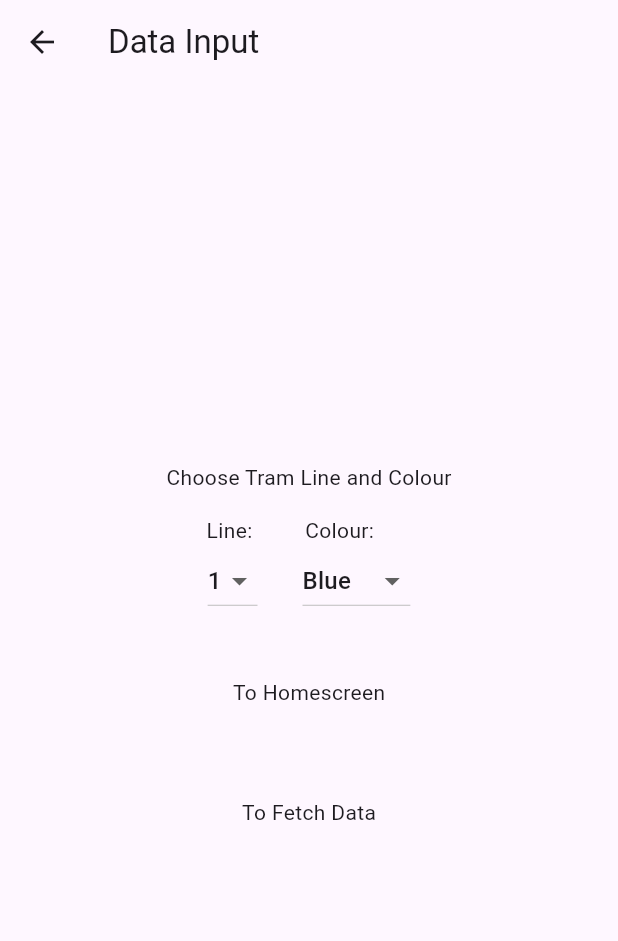
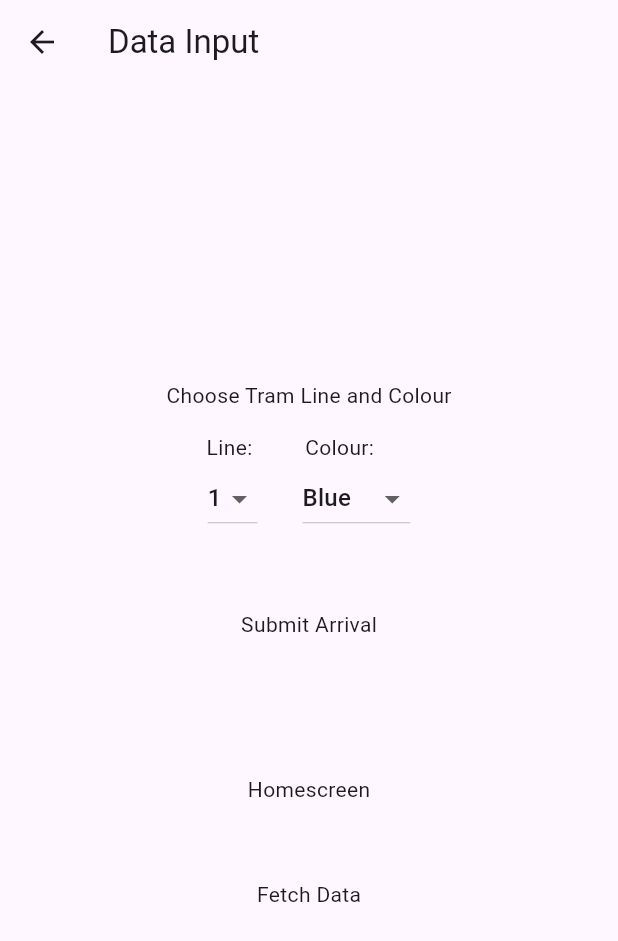
Before and after one commit to LinlyBoi/witl-flutter, a Flutter app: the screen it shows after launch, after a tap on "To Input Data", on a phone screen of 412 x 824 dp. Shown: the top 941 px of the screen. Run offline on Flutter 3.47's test engine with Material 3 defaults, Android fonts, the phone set to English and light mode, and no system bars.

Commit message:
Submit Button, Navigation Changes

```diff
--- a/lib/input_data.dart
+++ b/lib/input_data.dart
@@ -1,6 +1,5 @@
 import 'package:flutter/material.dart';
-import 'package:witl/fetcher.dart';
-import 'package:witl/home_screen.dart';
+import 'package:intl/intl.dart';
 
 class InputData extends StatefulWidget {
   const InputData({super.key});
@@ -13,6 +12,9 @@ class _InputDataState extends State<InputData> {
   late String selectedColor = 'Blue'; // Default color
   late String selectedLine = '1'; // Default line
 
+  DateTime now = DateTime.now();
+  String formattedDate = DateFormat('kk:mm:ss \n EEE d MMM').format(DateTime.now());
+
   @override
   Widget build(BuildContext context) {
     return Scaffold(
@@ -23,7 +25,9 @@ class _InputDataState extends State<InputData> {
         mainAxisAlignment: MainAxisAlignment.center,
         children: [
           const Text("Choose Tram Line and Colour"),
+
           const SizedBox(height: 15),
+
           const Row(
             mainAxisAlignment: MainAxisAlignment.center,
             children: [
@@ -33,6 +37,7 @@ class _InputDataState extends State<InputData> {
               SizedBox(width: 25),
             ],
           ),
+
           Row(
             mainAxisAlignment: MainAxisAlignment.center,
             children: [
@@ -67,29 +72,55 @@ class _InputDataState extends State<InputData> {
               ),
             ],
           ),
-          const SizedBox(height: 20),
+
+          const SizedBox(height: 30),
+
           InkWell(
             onTap: () {
-              Navigator.push(
+              // Grab Data from Dropdowns
+              selectedColor;
+              selectedLine;
+
+              // Grab Time
+              formattedDate;
+
+              // Send
+              //lingy plez
+            },
+            child: Container(
+              padding: const EdgeInsets.all(20.0),
+              child: const Text("Submit Arrival"),
+            ),
+          ),
+
+          const SizedBox(height: 50),
+
+          InkWell(
+            onTap: () {
+              Navigator.pushNamedAndRemoveUntil(
                 context,
-                MaterialPageRoute(builder: (context) => const HomeScreen()),
+                '/',
+                (route) => false
               );
             },
             child: Container(
                 padding: const EdgeInsets.all(20.0),
-                child: const Text("To Homescreen")),
+                child: const Text("Homescreen")),
           ),
-          const SizedBox(height: 20),
+
+          const SizedBox(height: 10),
+
           InkWell(
             onTap: () {
-              Navigator.push(
+              Navigator.pushNamedAndRemoveUntil(
                 context,
-                MaterialPageRoute(builder: (context) => const FetchAPI()),
+                '/fetch',
+                (route) => false
               );
             },
             child: Container(
                 padding: const EdgeInsets.all(20.0),
-                child: const Text("To Fetch Data")),
+                child: const Text("Fetch Data")),
           ),
         ],
       ),
--- a/lib/main.dart
+++ b/lib/main.dart
@@ -1,5 +1,7 @@
 import 'package:flutter/material.dart';
+import 'package:witl/fetcher.dart';
 import 'package:witl/home_screen.dart';
+import 'package:witl/input_data.dart';
 
 void main() => runApp(const MyApp());
 
@@ -13,7 +15,22 @@ class MyApp extends StatelessWidget {
       theme: ThemeData(
         primarySwatch: Colors.blue,
       ),
-      home: const HomeScreen(),
+
+      // Navigashun with Routes
+      // Base "Home" Route
+      initialRoute: '/',
+
+      // Possible Routes
+      routes: {
+        // Homescreen
+        '/': (context) => const HomeScreen(),
+
+        // Fetching API Data
+        '/fetch': (context) => const FetchAPI(),
+
+        // User Input
+        '/input': (context) => const InputData(),
+      },
     );
   }
 }
```
